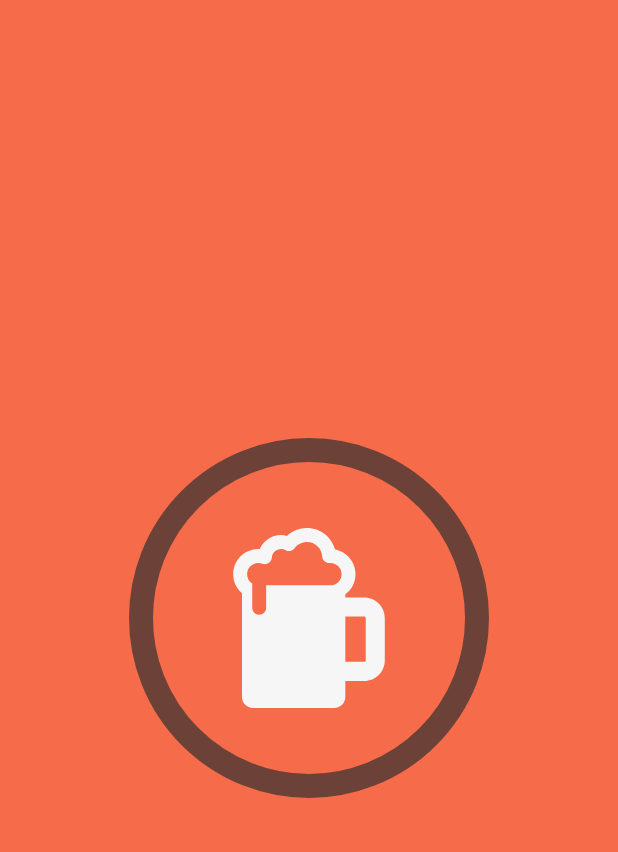
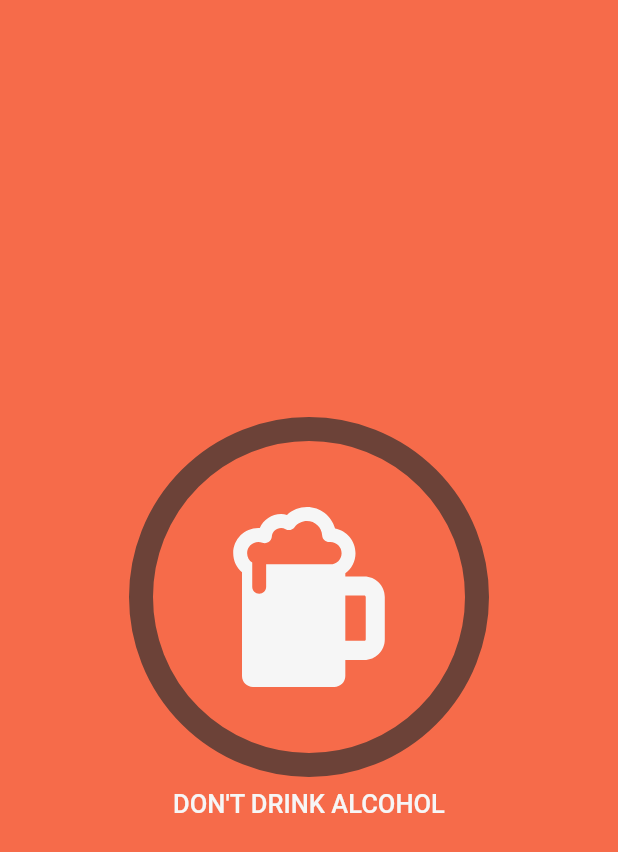
Before and after one commit to sumithpdd/codewithandrea, a Flutter app: the screen it shows after launch, on a phone screen of 412 x 824 dp. Shown: the top 852 px of the screen. Run offline on Flutter 3.47's test engine with Material 2 defaults, Android fonts, the phone set to English and light mode, and no system bars; our stand-ins replace flutter_svg; Roboto replaces fonts that are missing (Helvetica Neue).

Commit message:
Adding a Task Name

```diff
--- a/animation/habit_tracker_flutter/lib/ui/home/home_page.dart
+++ b/animation/habit_tracker_flutter/lib/ui/home/home_page.dart
@@ -1,7 +1,9 @@
 import 'package:flutter/material.dart';
 import 'package:habit_tracker_flutter/constants/app_assets.dart';
+import 'package:habit_tracker_flutter/models/task_preset.dart';
 import 'package:habit_tracker_flutter/ui/task/animated_task.dart';
 import 'package:habit_tracker_flutter/ui/task/task_completion_ring.dart';
+import 'package:habit_tracker_flutter/ui/task/task_with_name.dart';
 import 'package:habit_tracker_flutter/ui/theming/app_theme.dart';
 
 class HomePage extends StatelessWidget {
@@ -12,8 +14,9 @@ class HomePage extends StatelessWidget {
       body: Center(
         child: SizedBox(
           width: 240,
-          child: AnimatedTask(
-            iconName: AppAssets.beer,
+          child: TaskWithName(
+            task: TaskPreset(
+                name: 'Don\'t Drink Alcohol', iconName: AppAssets.beer),
           ),
         ),
       ),
--- /dev/null
+++ b/animation/habit_tracker_flutter/lib/ui/task/task_with_name.dart
@@ -0,0 +1,32 @@
+import 'package:flutter/material.dart';
+import 'package:habit_tracker_flutter/constants/text_styles.dart';
+import 'package:habit_tracker_flutter/models/task_preset.dart';
+import 'package:habit_tracker_flutter/ui/task/animated_task.dart';
+import 'package:habit_tracker_flutter/ui/theming/app_theme.dart';
+
+class TaskWithName extends StatelessWidget {
+  const TaskWithName({Key? key, required this.task}) : super(key: key);
+  final TaskPreset task;
+
+  @override
+  Widget build(BuildContext context) {
+    return Column(
+      mainAxisSize: MainAxisSize.min,
+      children: [
+        AnimatedTask(
+          iconName: task.iconName,
+        ),
+        SizedBox(
+          height: 8.0,
+        ),
+        Text(
+          task.name.toUpperCase(),
+          textAlign: TextAlign.center,
+          style: TextStyles.taskName.copyWith(
+            color: AppTheme.of(context).accent,
+          ),
+        )
+      ],
+    );
+  }
+}
```
